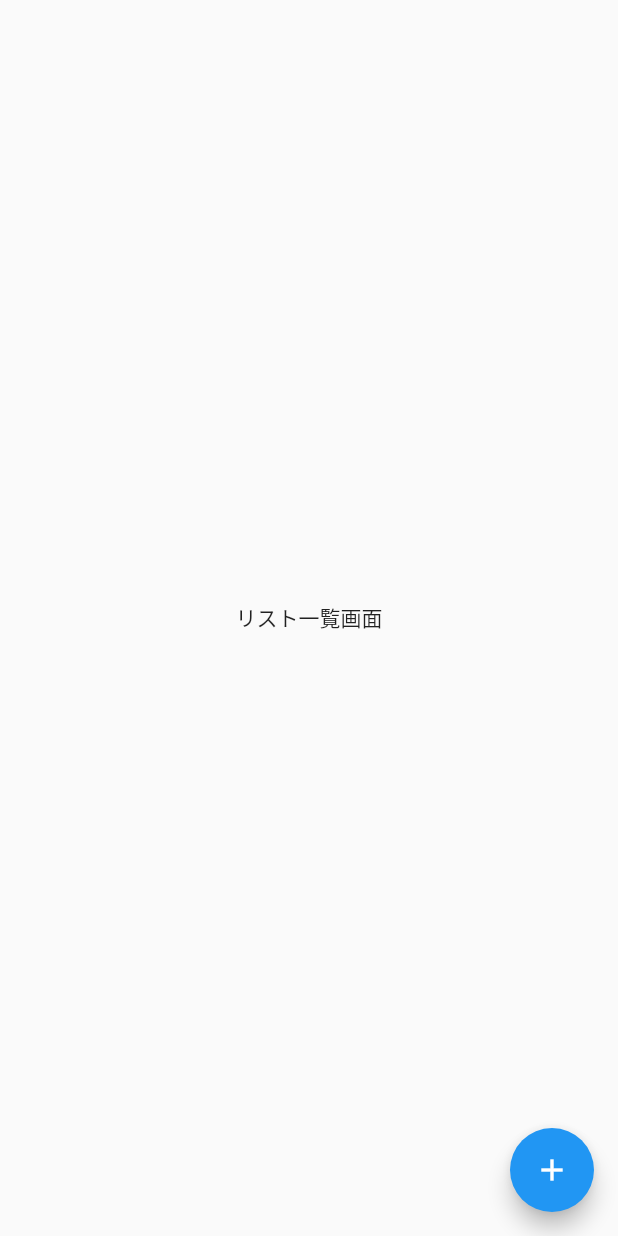
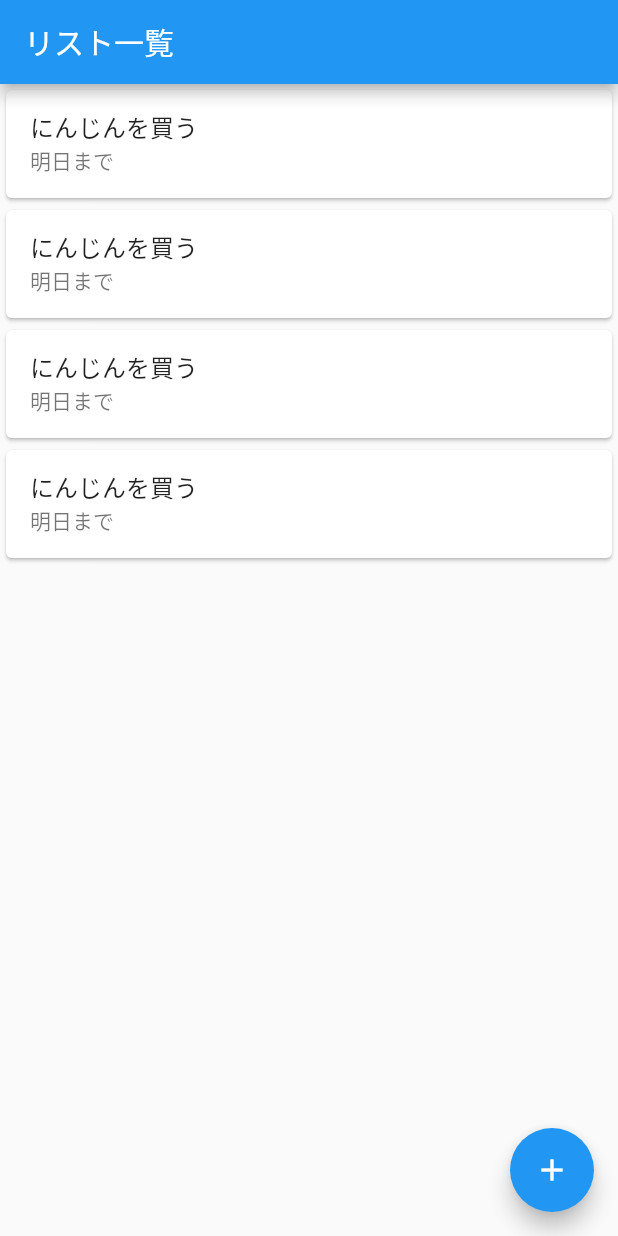
Before and after one commit to yu-aiki/sample-flutter, a Flutter app: the screen it shows after launch, on a phone screen of 412 x 824 dp. Run offline on Flutter 3.47's test engine with Material 2 defaults, Android fonts, the phone set to English and light mode, and no system bars.

Commit message:
add listView

```diff
--- a/lib/main.dart
+++ b/lib/main.dart
@@ -34,8 +34,36 @@ class ToDoListPage extends StatelessWidget {
   @override
   Widget build(BuildContext context) {
     return Scaffold(
-      body: Center(
-        child: Text("リスト一覧画面")
+      appBar: AppBar(
+        title: Text("リスト一覧")
+      ),
+      body: ListView(
+        children: <Widget>[
+          Card(
+            child: ListTile(
+              title: Text("にんじんを買う"),
+              subtitle: Text("明日まで"),
+            ),
+          ),
+          Card(
+            child: ListTile(
+              title: Text("にんじんを買う"),
+              subtitle: Text("明日まで"),
+            ),
+          ),
+          Card(
+            child: ListTile(
+              title: Text("にんじんを買う"),
+              subtitle: Text("明日まで"),
+            ),
+          ),
+          Card(
+            child: ListTile(
+              title: Text("にんじんを買う"),
+              subtitle: Text("明日まで"),
+            ),
+          ),
+        ],
       ),
       floatingActionButton: FloatingActionButton(
         onPressed: () {
```
